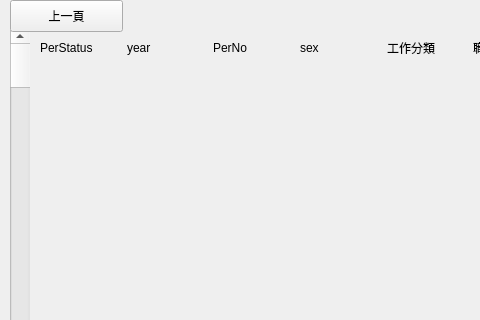
The window that ui/search_answer_ui.ui (janiceHuuu/employee_management_system) describes before a commit, drawn with Qt 5; both pictures show x 0 to 480 and y 0 to 320 of the 798 by 593 pixel window.
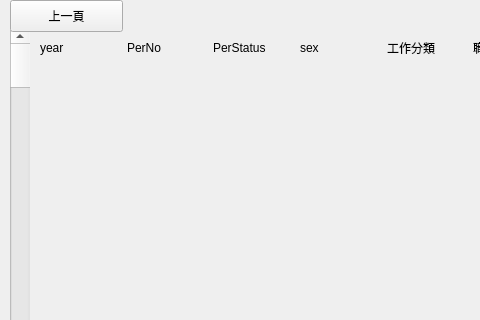
The same window after the commit.

Commit message: search+visual_update04

```diff
--- a/ui/search_answer_ui.ui
+++ b/ui/search_answer_ui.ui
@@ -682,27 +682,6 @@
        </property>
       </widget>
      </item>
-     <item row="0" column="2">
-      <widget class="QLabel" name="label_3">
-       <property name="text">
-        <string>PerNo</string>
-       </property>
-      </widget>
-     </item>
-     <item row="0" column="1">
-      <widget class="QLabel" name="label_2">
-       <property name="text">
-        <string>year</string>
-       </property>
-      </widget>
-     </item>
-     <item row="0" column="0">
-      <widget class="QLabel" name="label_1">
-       <property name="text">
-        <string>PerStatus</string>
-       </property>
-      </widget>
-     </item>
      <item row="1" column="2">
       <widget class="QLabel" name="PerNo">
        <property name="text">
@@ -724,6 +703,27 @@
        </property>
       </widget>
      </item>
+     <item row="0" column="0">
+      <widget class="QLabel" name="label_2">
+       <property name="text">
+        <string>year</string>
+       </property>
+      </widget>
+     </item>
+     <item row="0" column="1">
+      <widget class="QLabel" name="label_3">
+       <property name="text">
+        <string>PerNo</string>
+       </property>
+      </widget>
+     </item>
+     <item row="0" column="2">
+      <widget class="QLabel" name="label_1">
+       <property name="text">
+        <string>PerStatus</string>
+       </property>
+      </widget>
+     </item>
     </layout>
    </widget>
   </widget>
```
The commit also changes 7 other files.
